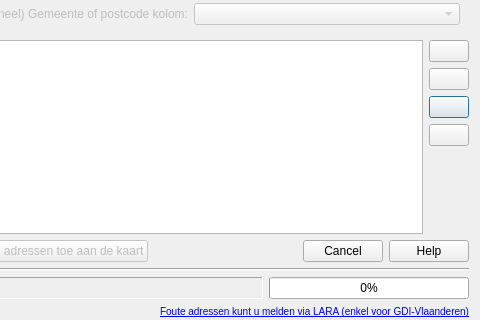
Above: ui_geopunt4QgisBatchGeoCode.ui from warrieka/geopunt4Qgis before the change; both pictures show x 99 to 579 and y 165 to 485 of the 579 by 485 pixel window. Below: the same form after it.
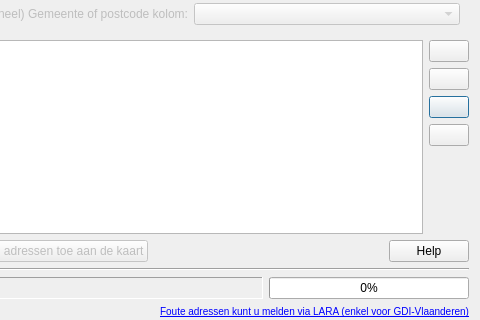
That is the form after the change. Icons and pictures are not drawn.

Diff of the .ui file:
```diff
--- a/ui_geopunt4QgisBatchGeoCode.ui
+++ b/ui_geopunt4QgisBatchGeoCode.ui
@@ -434,7 +434,7 @@
         <enum>Qt::Horizontal</enum>
        </property>
        <property name="standardButtons">
-        <set>QDialogButtonBox::Cancel|QDialogButtonBox::Help</set>
+        <set>QDialogButtonBox::Help</set>
        </property>
       </widget>
      </item>
```
